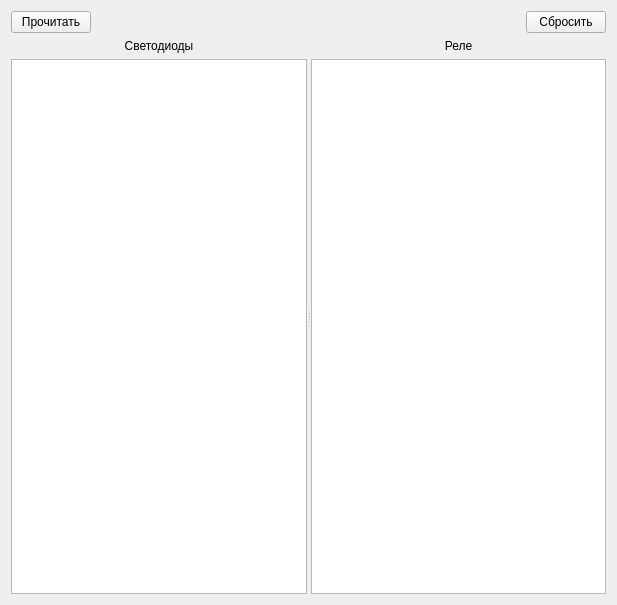
First picture: the form in indicatorstate.ui, repository vlarry/configurator, before the edit.
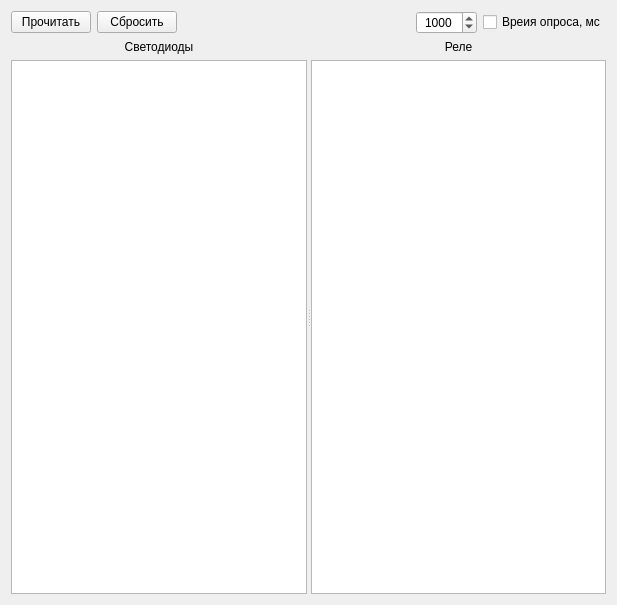
Second picture: the form after the edit.

Commit message: Реализация опроса по таймеру состояний светодиодов и реле.

```diff
--- a/indicatorstate.ui
+++ b/indicatorstate.ui
@@ -23,6 +23,13 @@
        </property>
       </widget>
      </item>
+     <item>
+      <widget class="QPushButton" name="pushButtonReset">
+       <property name="text">
+        <string>Сбросить</string>
+       </property>
+      </widget>
+     </item>
      <item>
       <spacer name="horizontalSpacer">
        <property name="orientation">
@@ -37,9 +44,28 @@
       </spacer>
      </item>
      <item>
-      <widget class="QPushButton" name="pushButtonReset">
+      <widget class="QSpinBox" name="spinBoxUpdateData">
+       <property name="alignment">
+        <set>Qt::AlignCenter</set>
+       </property>
+       <property name="minimum">
+        <number>100</number>
+       </property>
+       <property name="maximum">
+        <number>10000</number>
+       </property>
+       <property name="singleStep">
+        <number>100</number>
+       </property>
+       <property name="value">
+        <number>1000</number>
+       </property>
+      </widget>
+     </item>
+     <item>
+      <widget class="QCheckBox" name="checkBoxUpdateData">
        <property name="text">
-        <string>Сбросить</string>
+        <string>Вреия опроса, мс</string>
        </property>
       </widget>
      </item>
```
The commit also changes 4 other files.
